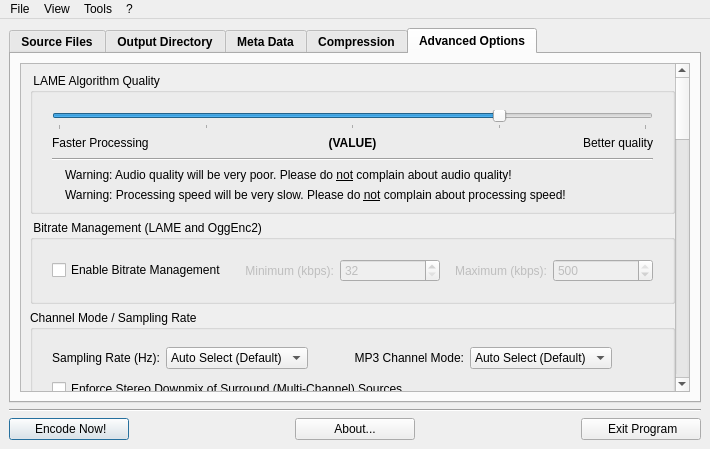
manojkumardshenoy/mulder, file LameXP_QT/gui/MainWindow.ui: the form before one commit.
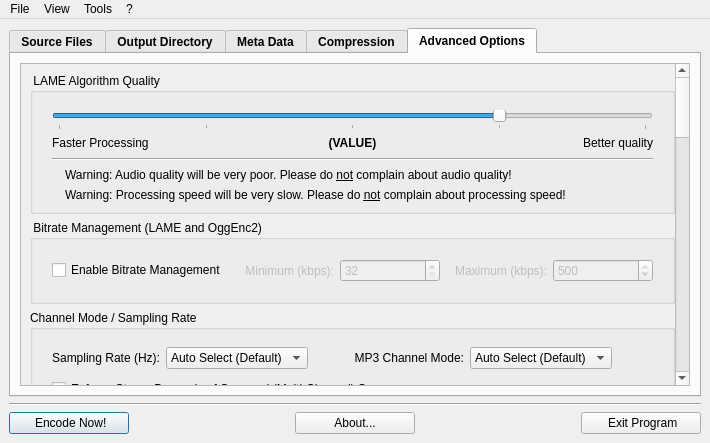
The form after the commit. The open tabs and pages were chosen to show the change. Icons and pictures are not drawn.

The edit to the form file:
```diff
--- a/LameXP_QT/gui/MainWindow.ui
+++ b/LameXP_QT/gui/MainWindow.ui
@@ -7,7 +7,7 @@
     <x>0</x>
     <y>0</y>
     <width>667</width>
-    <height>449</height>
+    <height>443</height>
    </rect>
   </property>
   <property name="windowTitle">
@@ -1397,8 +1397,8 @@
               <rect>
                <x>0</x>
                <y>0</y>
-               <width>602</width>
-               <height>1668</height>
+               <width>607</width>
+               <height>1677</height>
               </rect>
              </property>
              <layout class="QGridLayout" name="gridLayout_22">
```
Left out of the diff: 186 changed lines with no effect on the pictures.
